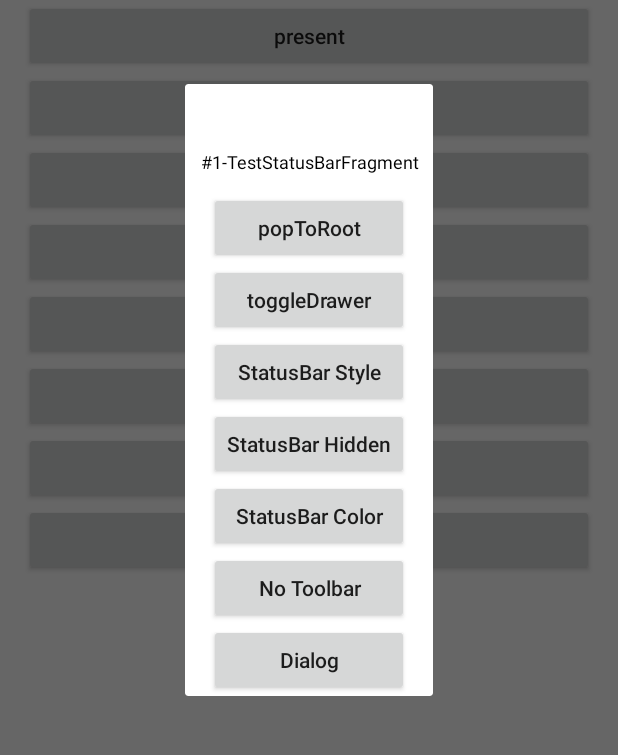
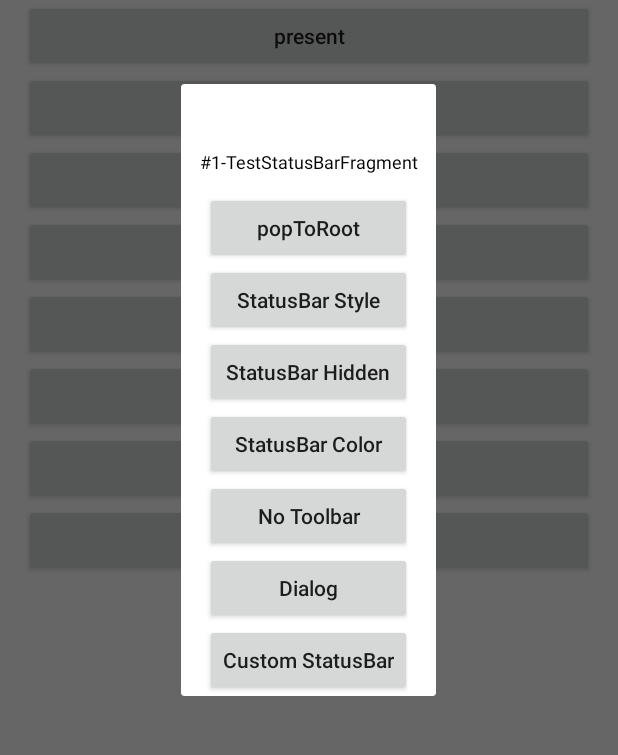
Before and after one commit to listenzz/AndroidNavigation, an Android app: the fragment TestStatusBarFragment placed in its activity, on a phone screen of 412 x 824 dp, the part 228-983 px from its top. Run offline under Robolectric (Android 15) with nearby library versions, the phone set to English and light mode, and no system bars; libraries missing offline, so code that uses them is left out: com.ashokvarma.bottomnavigation; 17 statements that could not run were skipped.

Commit message:
some statusbar code

```diff
--- a/app/src/main/java/com/navigation/fragment/AndroidBug5497Workaround.java
+++ /dev/null
@@ -1,52 +0,0 @@
-package com.navigation.fragment;
-
-import android.graphics.Rect;
-import android.view.View;
-import android.view.ViewGroup;
-import android.view.ViewTreeObserver;
-
-/**
- * Created by Listen on 2018/1/12.
- */
-
-public class AndroidBug5497Workaround {
-
-    public static void assistActivity(View content) {
-        new AndroidBug5497Workaround(content);
-    }
-
-    private View mChildOfContent;
-    private int usableHeightPrevious;
-    private ViewGroup.LayoutParams frameLayoutParams;
-
-    private AndroidBug5497Workaround(View content) {
-        if (content != null) {
-            mChildOfContent = content;
-            mChildOfContent.getViewTreeObserver().addOnGlobalLayoutListener(new ViewTreeObserver.OnGlobalLayoutListener() {
-                public void onGlobalLayout() {
-                    possiblyResizeChildOfContent();
-                }
-            });
-            frameLayoutParams = mChildOfContent.getLayoutParams();
-        }
-    }
-
-    private void possiblyResizeChildOfContent() {
-        int usableHeightNow = computeUsableHeight();
-        if (usableHeightNow != usableHeightPrevious) {
-            //如果两次高度不一致
-            //将计算的可视高度设置成视图的高度
-            frameLayoutParams.height = usableHeightNow;
-            mChildOfContent.requestLayout();//请求重新布局
-            usableHeightPrevious = usableHeightNow;
-        }
-    }
-
-    private int computeUsableHeight() {
-        //计算视图可视高度
-        Rect r = new Rect();
-        mChildOfContent.getWindowVisibleDisplayFrame(r);
-        return r.bottom;
-    }
-
-}
--- a/app/src/main/res/layout/fragment_status_bar.xml
+++ b/app/src/main/res/layout/fragment_status_bar.xml
@@ -20,16 +20,6 @@
         android:layout_height="wrap_content"
         android:gravity="center"
         android:text="popToRoot"
-        android:textAllCaps="false" />
-
-    <Button
-        android:layout_marginRight="16dp"
-        android:layout_marginLeft="16dp"
-        android:id="@+id/toggle_drawer"
-        android:layout_width="match_parent"
-        android:layout_height="wrap_content"
-        android:gravity="center"
-        android:text="toggleDrawer"
         android:textAllCaps="false" />
 
     <Button
@@ -85,5 +75,15 @@
         android:text="Dialog"
         android:textAllCaps="false" />
 
+    <Button
+        android:layout_marginRight="16dp"
+        android:layout_marginLeft="16dp"
+        android:id="@+id/custom"
+        android:layout_width="match_parent"
+        android:layout_height="wrap_content"
+        android:gravity="center"
+        android:text="Custom StatusBar"
+        android:textAllCaps="false" />
+
 
 </LinearLayout>
```
Also changed, not shown: app/src/main/java/com/navigation/CustomStatusBarFragment.java (added, +99 -0 lines), app/src/main/java/com/navigation/TestDialogFragment.java (deleted, +0 -75 lines), app/src/main/java/com/navigation/TestStatusBarFragment.java (+8 -11 lines), app/src/main/java/com/navigation/TopDialogFragment.java (added, +55 -0 lines), app/src/main/java/com/navigation/fragment/AwesomeActivity.java (+0 -12 lines), app/src/main/res/layout/fragment_custom_statusbar.xml (added, +76 -0 lines), app/src/main/res/layout/fragment_dialog.xml (+2 -25 lines).
